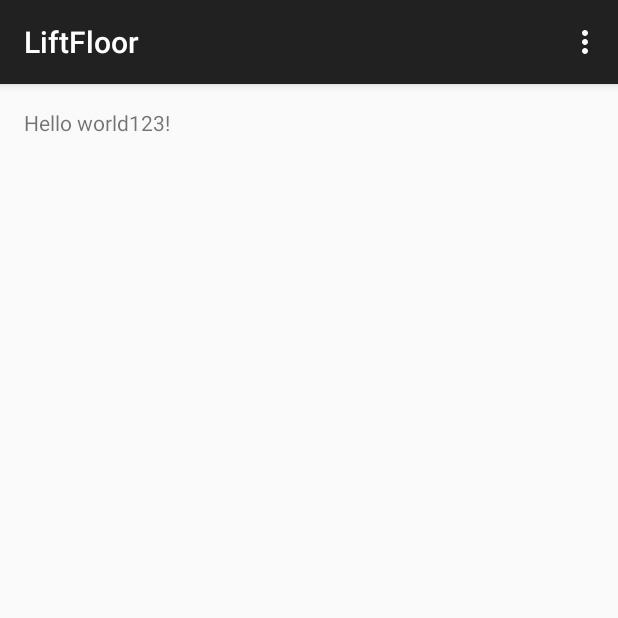
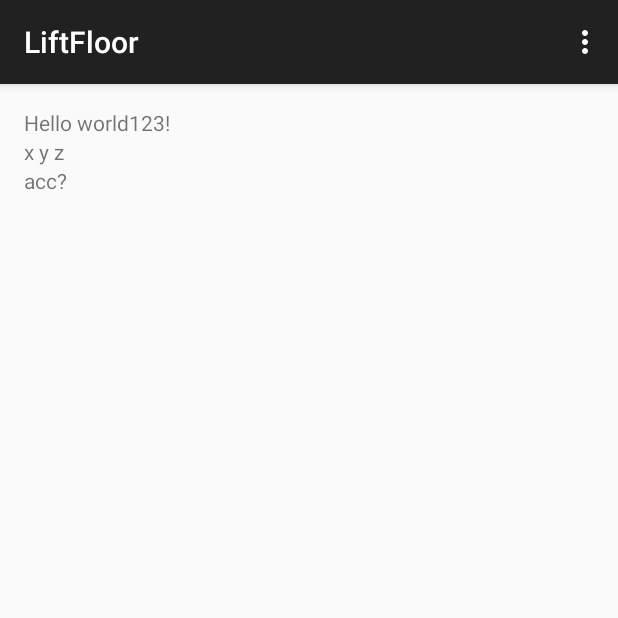
Before and after one commit to andrden/LiftFloor, an Android app: the screen it shows after launch (MainActivity), on a phone screen of 412 x 824 dp, the top half of it. Run offline under Robolectric (Android 15) with nearby library versions, the light colour scheme and no system bars.

Commit message:
gravity sensor

```diff
--- a/app/src/main/java/com/example/testuser/liftfloor/MainActivity.java
+++ b/app/src/main/java/com/example/testuser/liftfloor/MainActivity.java
@@ -1,17 +1,31 @@
 package com.example.testuser.liftfloor;
 
+import android.content.Context;
+import android.hardware.Sensor;
+import android.hardware.SensorEvent;
+import android.hardware.SensorEventListener;
+import android.hardware.SensorManager;
 import android.support.v7.app.ActionBarActivity;
 import android.os.Bundle;
 import android.view.Menu;
 import android.view.MenuItem;
+import android.widget.TextView;
 
 
-public class MainActivity extends ActionBarActivity {
+public class MainActivity extends ActionBarActivity implements SensorEventListener {
+    SensorManager senSensorManager;
+    Sensor senAccelerometer;
+    long tprev=System.currentTimeMillis();
 
     @Override
     protected void onCreate(Bundle savedInstanceState) {
         super.onCreate(savedInstanceState);
         setContentView(R.layout.activity_main);
+
+        senSensorManager = (SensorManager) getSystemService(Context.SENSOR_SERVICE);
+        senAccelerometer = senSensorManager.getDefaultSensor(Sensor.TYPE_ACCELEROMETER);
+        senSensorManager.registerListener(this, senAccelerometer, SensorManager.SENSOR_DELAY_NORMAL);
+
     }
 
 
@@ -36,4 +50,38 @@ public class MainActivity extends ActionBarActivity {
 
         return super.onOptionsItemSelected(item);
     }
+
+    protected void onPause() {
+        super.onPause();
+        senSensorManager.unregisterListener(this);
+    }
+
+    protected void onResume() {
+        super.onResume();
+        senSensorManager.registerListener(this, senAccelerometer, SensorManager.SENSOR_DELAY_NORMAL);
+    }
+
+    @Override
+    public void onSensorChanged(SensorEvent sensorEvent) {
+        Sensor mySensor = sensorEvent.sensor;
+
+        if (mySensor.getType() == Sensor.TYPE_ACCELEROMETER) {
+            float x = sensorEvent.values[0];
+            float y = sensorEvent.values[1];
+            float z = sensorEvent.values[2];
+
+            TextView tv = (TextView)findViewById(R.id.xyz);
+            tv.setText(x+ " "+y+" "+z+" dt="+(System.currentTimeMillis()-tprev)+" acc="+sensorEvent.accuracy);
+            tprev = System.currentTimeMillis();
+        }
+    }
+
+
+
+    @Override
+    public void onAccuracyChanged(Sensor sensor, int accuracy) {
+        //SensorManager.SENSOR_STATUS_ACCURACY_HIGH=3;
+        TextView tv = (TextView)findViewById(R.id.acc);
+        tv.setText("acc="+accuracy);
+    }
 }
--- a/app/src/main/res/layout/activity_main.xml
+++ b/app/src/main/res/layout/activity_main.xml
@@ -5,7 +5,21 @@
     android:paddingTop="@dimen/activity_vertical_margin"
     android:paddingBottom="@dimen/activity_vertical_margin" tools:context=".MainActivity">
 
-    <TextView android:text="@string/hello_world" android:layout_width="wrap_content"
-        android:layout_height="wrap_content" />
+    <LinearLayout xmlns:android="http://schemas.android.com/apk/res/android"
+        android:layout_width="match_parent"
+        android:layout_height="match_parent"
+        android:orientation="vertical" >
+        <TextView android:text="@string/hello_world" android:layout_width="wrap_content"
+            android:layout_height="wrap_content" />
+        <TextView android:text="x y z"
+            android:id="@+id/xyz"
+            android:layout_width="wrap_content"
+            android:layout_height="wrap_content" />
+        <TextView android:text="acc?"
+            android:id="@+id/acc"
+            android:layout_width="wrap_content"
+            android:layout_height="wrap_content" />
+    </LinearLayout>
+
 
 </RelativeLayout>
```
Also changed, not shown: 2 other files.
